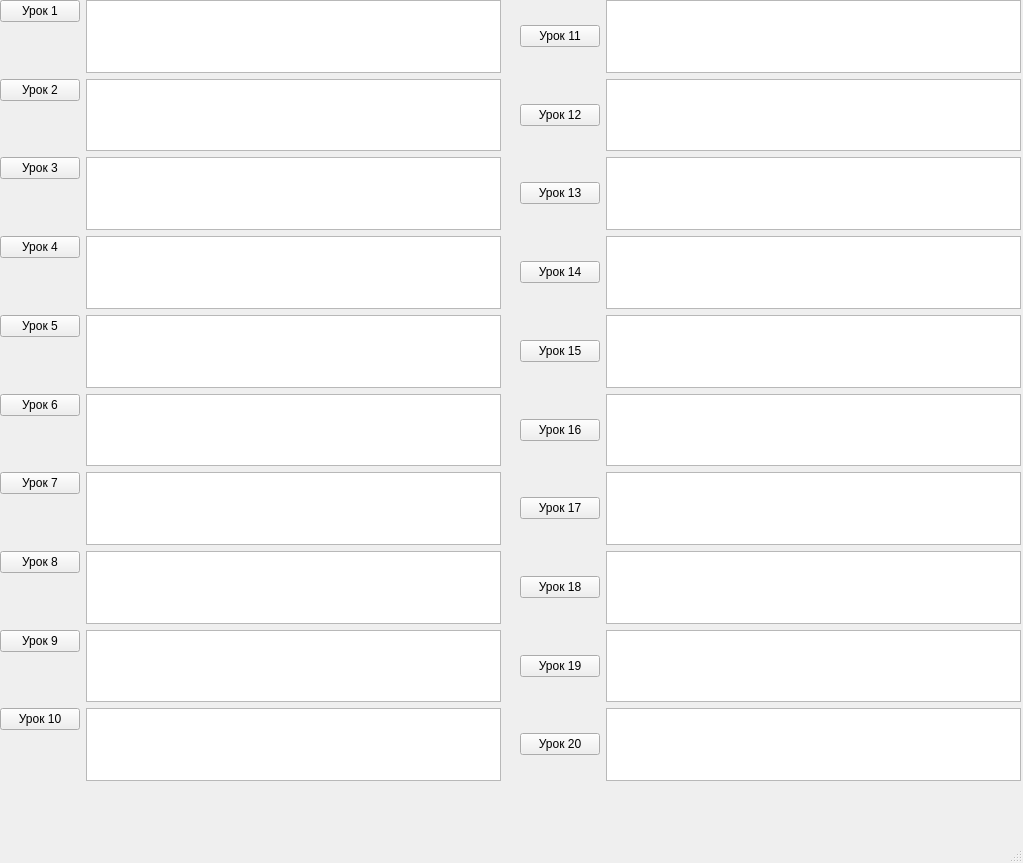
Old version of the form ui/Lessons.ui in the repository saHyok/School_Project.
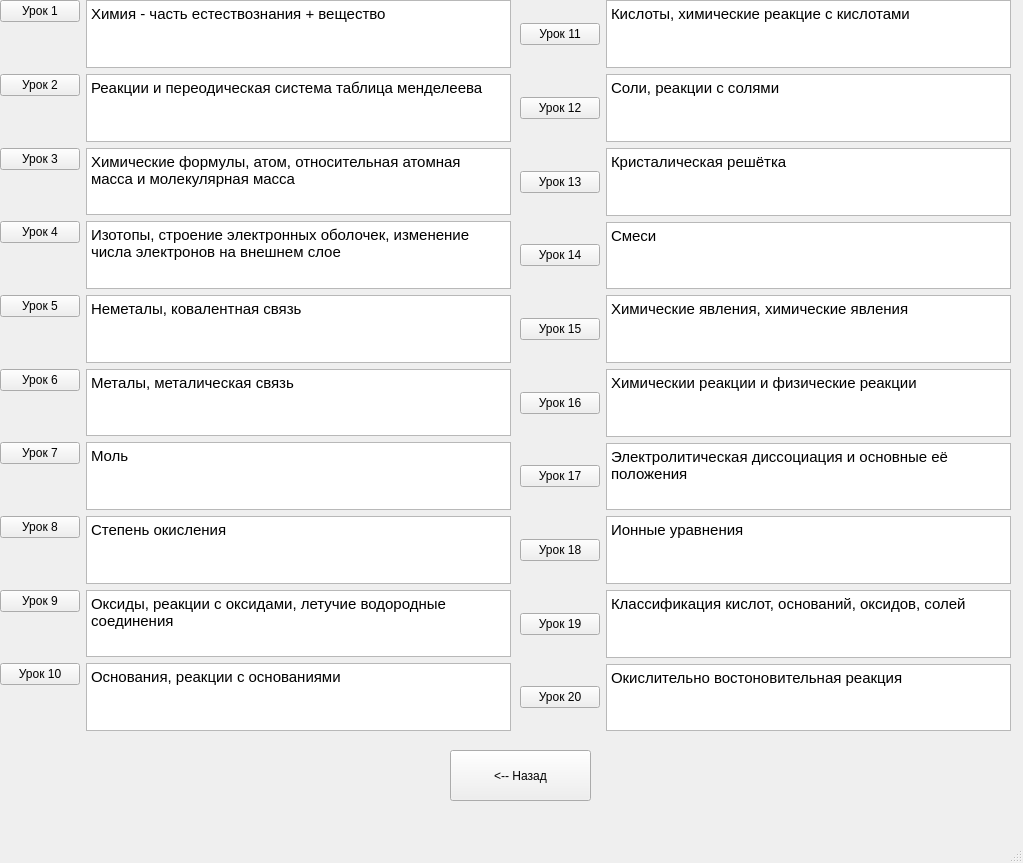
New version of the form.

```diff
--- a/ui/Lessons.ui
+++ b/ui/Lessons.ui
@@ -14,13 +14,13 @@
    <string>MainWindow</string>
   </property>
   <widget class="QWidget" name="centralwidget">
-   <widget class="QWidget" name="">
+   <widget class="QWidget" name="layoutWidget">
     <property name="geometry">
      <rect>
       <x>0</x>
       <y>0</y>
-      <width>501</width>
-      <height>781</height>
+      <width>511</width>
+      <height>731</height>
      </rect>
     </property>
     <layout class="QFormLayout" name="formLayout">
@@ -31,9 +31,6 @@
        </property>
       </widget>
      </item>
-     <item row="0" column="1">
-      <widget class="QTextEdit" name="textEdit_6"/>
-     </item>
      <item row="1" column="0">
       <widget class="QPushButton" name="pushButton_2">
        <property name="text">
@@ -41,9 +38,6 @@
        </property>
       </widget>
      </item>
-     <item row="1" column="1">
-      <widget class="QTextEdit" name="textEdit_2"/>
-     </item>
      <item row="2" column="0">
       <widget class="QPushButton" name="pushButton_3">
        <property name="text">
@@ -51,9 +45,6 @@
        </property>
       </widget>
      </item>
-     <item row="2" column="1">
-      <widget class="QTextEdit" name="textEdit_11"/>
-     </item>
      <item row="3" column="0">
       <widget class="QPushButton" name="pushButton_4">
        <property name="text">
@@ -61,9 +52,6 @@
        </property>
       </widget>
      </item>
-     <item row="3" column="1">
-      <widget class="QTextEdit" name="textEdit"/>
-     </item>
      <item row="4" column="0">
       <widget class="QPushButton" name="pushButton_5">
        <property name="text">
@@ -71,9 +59,6 @@
        </property>
       </widget>
      </item>
-     <item row="4" column="1">
-      <widget class="QTextEdit" name="textEdit_7"/>
-     </item>
      <item row="5" column="0">
       <widget class="QPushButton" name="pushButton_6">
        <property name="text">
@@ -81,9 +66,6 @@
        </property>
       </widget>
      </item>
-     <item row="5" column="1">
-      <widget class="QTextEdit" name="textEdit_10"/>
-     </item>
      <item row="6" column="0">
       <widget class="QPushButton" name="pushButton_7">
        <property name="text">
@@ -91,9 +73,6 @@
        </property>
       </widget>
      </item>
-     <item row="6" column="1">
-      <widget class="QTextEdit" name="textEdit_5"/>
-     </item>
      <item row="7" column="0">
       <widget class="QPushButton" name="pushButton_8">
        <property name="text">
@@ -101,9 +80,6 @@
        </property>
       </widget>
      </item>
-     <item row="7" column="1">
-      <widget class="QTextEdit" name="textEdit_3"/>
-     </item>
      <item row="9" column="0">
       <widget class="QPushButton" name="pushButton_10">
        <property name="text">
@@ -111,9 +87,6 @@
        </property>
       </widget>
      </item>
-     <item row="9" column="1">
-      <widget class="QTextEdit" name="textEdit_4"/>
-     </item>
      <item row="8" column="0">
       <widget class="QPushButton" name="pushButton_9">
        <property name="text">
@@ -121,45 +94,128 @@
        </property>
       </widget>
      </item>
+     <item row="0" column="1">
+      <widget class="QTextBrowser" name="textBrowser_4">
+       <property name="html">
+        <string>&lt;!DOCTYPE HTML PUBLIC &quot;-//W3C//DTD HTML 4.0//EN&quot; &quot;http://www.w3.org/TR/REC-html40/strict.dtd&quot;&gt;
+&lt;html&gt;&lt;head&gt;&lt;meta name=&quot;qrichtext&quot; content=&quot;1&quot; /&gt;&lt;style type=&quot;text/css&quot;&gt;
+p, li { white-space: pre-wrap; }
+&lt;/style&gt;&lt;/head&gt;&lt;body style=&quot; font-family:'MS Shell Dlg 2'; font-size:7.8pt; font-weight:400; font-style:normal;&quot;&gt;
+&lt;p style=&quot; margin-top:0px; margin-bottom:0px; margin-left:0px; margin-right:0px; -qt-block-indent:0; text-indent:0px;&quot;&gt;&lt;span style=&quot; font-size:11pt;&quot;&gt;Химия - часть естествознания + вещество&lt;/span&gt;&lt;/p&gt;&lt;/body&gt;&lt;/html&gt;</string>
+       </property>
+      </widget>
+     </item>
+     <item row="1" column="1">
+      <widget class="QTextBrowser" name="textBrowser_5">
+       <property name="html">
+        <string>&lt;!DOCTYPE HTML PUBLIC &quot;-//W3C//DTD HTML 4.0//EN&quot; &quot;http://www.w3.org/TR/REC-html40/strict.dtd&quot;&gt;
+&lt;html&gt;&lt;head&gt;&lt;meta name=&quot;qrichtext&quot; content=&quot;1&quot; /&gt;&lt;style type=&quot;text/css&quot;&gt;
+p, li { white-space: pre-wrap; }
+&lt;/style&gt;&lt;/head&gt;&lt;body style=&quot; font-family:'MS Shell Dlg 2'; font-size:7.8pt; font-weight:400; font-style:normal;&quot;&gt;
+&lt;p style=&quot; margin-top:0px; margin-bottom:0px; margin-left:0px; margin-right:0px; -qt-block-indent:0; text-indent:0px;&quot;&gt;&lt;span style=&quot; font-size:11pt;&quot;&gt;Реакции и переодическая система таблица менделеева&lt;/span&gt;&lt;/p&gt;&lt;/body&gt;&lt;/html&gt;</string>
+       </property>
+      </widget>
+     </item>
+     <item row="2" column="1">
+      <widget class="QTextBrowser" name="textBrowser_6">
+       <property name="html">
+        <string>&lt;!DOCTYPE HTML PUBLIC &quot;-//W3C//DTD HTML 4.0//EN&quot; &quot;http://www.w3.org/TR/REC-html40/strict.dtd&quot;&gt;
+&lt;html&gt;&lt;head&gt;&lt;meta name=&quot;qrichtext&quot; content=&quot;1&quot; /&gt;&lt;style type=&quot;text/css&quot;&gt;
+p, li { white-space: pre-wrap; }
+&lt;/style&gt;&lt;/head&gt;&lt;body style=&quot; font-family:'MS Shell Dlg 2'; font-size:7.8pt; font-weight:400; font-style:normal;&quot;&gt;
+&lt;p style=&quot; margin-top:0px; margin-bottom:0px; margin-left:0px; margin-right:0px; -qt-block-indent:0; text-indent:0px;&quot;&gt;&lt;span style=&quot; font-size:11pt;&quot;&gt;Химические формулы, атом, относительная атомная масса и молекулярная масса&lt;/span&gt;&lt;/p&gt;&lt;/body&gt;&lt;/html&gt;</string>
+       </property>
+      </widget>
+     </item>
+     <item row="3" column="1">
+      <widget class="QTextBrowser" name="textBrowser_7">
+       <property name="html">
+        <string>&lt;!DOCTYPE HTML PUBLIC &quot;-//W3C//DTD HTML 4.0//EN&quot; &quot;http://www.w3.org/TR/REC-html40/strict.dtd&quot;&gt;
+&lt;html&gt;&lt;head&gt;&lt;meta name=&quot;qrichtext&quot; content=&quot;1&quot; /&gt;&lt;style type=&quot;text/css&quot;&gt;
+p, li { white-space: pre-wrap; }
+&lt;/style&gt;&lt;/head&gt;&lt;body style=&quot; font-family:'MS Shell Dlg 2'; font-size:7.8pt; font-weight:400; font-style:normal;&quot;&gt;
+&lt;p style=&quot; margin-top:0px; margin-bottom:0px; margin-left:0px; margin-right:0px; -qt-block-indent:0; text-indent:0px;&quot;&gt;&lt;span style=&quot; font-size:11pt;&quot;&gt;Изотопы, строение электронных оболочек, изменение числа электронов на внешнем слое&lt;/span&gt;&lt;/p&gt;&lt;/body&gt;&lt;/html&gt;</string>
+       </property>
+      </widget>
+     </item>
+     <item row="4" column="1">
+      <widget class="QTextBrowser" name="textBrowser_8">
+       <property name="html">
+        <string>&lt;!DOCTYPE HTML PUBLIC &quot;-//W3C//DTD HTML 4.0//EN&quot; &quot;http://www.w3.org/TR/REC-html40/strict.dtd&quot;&gt;
+&lt;html&gt;&lt;head&gt;&lt;meta name=&quot;qrichtext&quot; content=&quot;1&quot; /&gt;&lt;style type=&quot;text/css&quot;&gt;
+p, li { white-space: pre-wrap; }
+&lt;/style&gt;&lt;/head&gt;&lt;body style=&quot; font-family:'MS Shell Dlg 2'; font-size:7.8pt; font-weight:400; font-style:normal;&quot;&gt;
+&lt;p style=&quot; margin-top:0px; margin-bottom:0px; margin-left:0px; margin-right:0px; -qt-block-indent:0; text-indent:0px;&quot;&gt;&lt;span style=&quot; font-size:11pt;&quot;&gt;Неметалы, ковалентная связь&lt;/span&gt;&lt;/p&gt;&lt;/body&gt;&lt;/html&gt;</string>
+       </property>
+      </widget>
+     </item>
+     <item row="5" column="1">
+      <widget class="QTextBrowser" name="textBrowser_9">
+       <property name="html">
+        <string>&lt;!DOCTYPE HTML PUBLIC &quot;-//W3C//DTD HTML 4.0//EN&quot; &quot;http://www.w3.org/TR/REC-html40/strict.dtd&quot;&gt;
+&lt;html&gt;&lt;head&gt;&lt;meta name=&quot;qrichtext&quot; content=&quot;1&quot; /&gt;&lt;style type=&quot;text/css&quot;&gt;
+p, li { white-space: pre-wrap; }
+&lt;/style&gt;&lt;/head&gt;&lt;body style=&quot; font-family:'MS Shell Dlg 2'; font-size:7.8pt; font-weight:400; font-style:normal;&quot;&gt;
+&lt;p style=&quot; margin-top:0px; margin-bottom:0px; margin-left:0px; margin-right:0px; -qt-block-indent:0; text-indent:0px;&quot;&gt;&lt;span style=&quot; font-size:11pt;&quot;&gt;Металы, металическая связь&lt;/span&gt;&lt;/p&gt;&lt;/body&gt;&lt;/html&gt;</string>
+       </property>
+      </widget>
+     </item>
+     <item row="6" column="1">
+      <widget class="QTextBrowser" name="textBrowser_10">
+       <property name="html">
+        <string>&lt;!DOCTYPE HTML PUBLIC &quot;-//W3C//DTD HTML 4.0//EN&quot; &quot;http://www.w3.org/TR/REC-html40/strict.dtd&quot;&gt;
+&lt;html&gt;&lt;head&gt;&lt;meta name=&quot;qrichtext&quot; content=&quot;1&quot; /&gt;&lt;style type=&quot;text/css&quot;&gt;
+p, li { white-space: pre-wrap; }
+&lt;/style&gt;&lt;/head&gt;&lt;body style=&quot; font-family:'MS Shell Dlg 2'; font-size:7.8pt; font-weight:400; font-style:normal;&quot;&gt;
+&lt;p style=&quot; margin-top:0px; margin-bottom:0px; margin-left:0px; margin-right:0px; -qt-block-indent:0; text-indent:0px;&quot;&gt;&lt;span style=&quot; font-size:11pt;&quot;&gt;Моль&lt;/span&gt;&lt;/p&gt;&lt;/body&gt;&lt;/html&gt;</string>
+       </property>
+      </widget>
+     </item>
+     <item row="7" column="1">
+      <widget class="QTextBrowser" name="textBrowser_11">
+       <property name="html">
+        <string>&lt;!DOCTYPE HTML PUBLIC &quot;-//W3C//DTD HTML 4.0//EN&quot; &quot;http://www.w3.org/TR/REC-html40/strict.dtd&quot;&gt;
+&lt;html&gt;&lt;head&gt;&lt;meta name=&quot;qrichtext&quot; content=&quot;1&quot; /&gt;&lt;style type=&quot;text/css&quot;&gt;
+p, li { white-space: pre-wrap; }
+&lt;/style&gt;&lt;/head&gt;&lt;body style=&quot; font-family:'MS Shell Dlg 2'; font-size:7.8pt; font-weight:400; font-style:normal;&quot;&gt;
+&lt;p style=&quot; margin-top:0px; margin-bottom:0px; margin-left:0px; margin-right:0px; -qt-block-indent:0; text-indent:0px;&quot;&gt;&lt;span style=&quot; font-size:11pt;&quot;&gt;Степень окисления&lt;/span&gt;&lt;/p&gt;&lt;/body&gt;&lt;/html&gt;</string>
+       </property>
+      </widget>
+     </item>
      <item row="8" column="1">
-      <widget class="QTextBrowser" name="textBrowser"/>
+      <widget class="QTextBrowser" name="textBrowser">
+       <property name="html">
+        <string>&lt;!DOCTYPE HTML PUBLIC &quot;-//W3C//DTD HTML 4.0//EN&quot; &quot;http://www.w3.org/TR/REC-html40/strict.dtd&quot;&gt;
+&lt;html&gt;&lt;head&gt;&lt;meta name=&quot;qrichtext&quot; content=&quot;1&quot; /&gt;&lt;style type=&quot;text/css&quot;&gt;
+p, li { white-space: pre-wrap; }
+&lt;/style&gt;&lt;/head&gt;&lt;body style=&quot; font-family:'MS Shell Dlg 2'; font-size:7.8pt; font-weight:400; font-style:normal;&quot;&gt;
+&lt;p style=&quot; margin-top:0px; margin-bottom:0px; margin-left:0px; margin-right:0px; -qt-block-indent:0; text-indent:0px;&quot;&gt;&lt;span style=&quot; font-size:11pt;&quot;&gt;Оксиды, реакции с оксидами, летучие водородные соединения&lt;/span&gt;&lt;/p&gt;&lt;/body&gt;&lt;/html&gt;</string>
+       </property>
+      </widget>
+     </item>
+     <item row="9" column="1">
+      <widget class="QTextBrowser" name="textBrowser_12">
+       <property name="html">
+        <string>&lt;!DOCTYPE HTML PUBLIC &quot;-//W3C//DTD HTML 4.0//EN&quot; &quot;http://www.w3.org/TR/REC-html40/strict.dtd&quot;&gt;
+&lt;html&gt;&lt;head&gt;&lt;meta name=&quot;qrichtext&quot; content=&quot;1&quot; /&gt;&lt;style type=&quot;text/css&quot;&gt;
+p, li { white-space: pre-wrap; }
+&lt;/style&gt;&lt;/head&gt;&lt;body style=&quot; font-family:'MS Shell Dlg 2'; font-size:7.8pt; font-weight:400; font-style:normal;&quot;&gt;
+&lt;p style=&quot; margin-top:0px; margin-bottom:0px; margin-left:0px; margin-right:0px; -qt-block-indent:0; text-indent:0px;&quot;&gt;&lt;span style=&quot; font-size:11pt;&quot;&gt;Основания, реакции с основаниями&lt;/span&gt;&lt;/p&gt;&lt;/body&gt;&lt;/html&gt;</string>
+       </property>
+      </widget>
      </item>
     </layout>
    </widget>
-   <widget class="QWidget" name="">
+   <widget class="QWidget" name="layoutWidget">
     <property name="geometry">
      <rect>
       <x>520</x>
       <y>0</y>
-      <width>501</width>
-      <height>781</height>
+      <width>491</width>
+      <height>731</height>
      </rect>
     </property>
     <layout class="QGridLayout" name="gridLayout">
-     <item row="4" column="1">
-      <widget class="QTextEdit" name="textEdit_16"/>
-     </item>
-     <item row="0" column="1">
-      <widget class="QTextEdit" name="textEdit_15"/>
-     </item>
-     <item row="2" column="1">
-      <widget class="QTextEdit" name="textEdit_8"/>
-     </item>
-     <item row="3" column="1">
-      <widget class="QTextEdit" name="textEdit_12"/>
-     </item>
-     <item row="1" column="1">
-      <widget class="QTextEdit" name="textEdit_9"/>
-     </item>
-     <item row="5" column="1">
-      <widget class="QTextEdit" name="textEdit_14"/>
-     </item>
-     <item row="6" column="1">
-      <widget class="QTextEdit" name="textEdit_13"/>
-     </item>
-     <item row="7" column="1">
-      <widget class="QTextEdit" name="textEdit_17"/>
-     </item>
      <item row="8" column="0">
       <widget class="QPushButton" name="pushButton_19">
        <property name="text">
@@ -230,14 +286,131 @@
        </property>
       </widget>
      </item>
+     <item row="0" column="1">
+      <widget class="QTextBrowser" name="textBrowser_13">
+       <property name="html">
+        <string>&lt;!DOCTYPE HTML PUBLIC &quot;-//W3C//DTD HTML 4.0//EN&quot; &quot;http://www.w3.org/TR/REC-html40/strict.dtd&quot;&gt;
+&lt;html&gt;&lt;head&gt;&lt;meta name=&quot;qrichtext&quot; content=&quot;1&quot; /&gt;&lt;style type=&quot;text/css&quot;&gt;
+p, li { white-space: pre-wrap; }
+&lt;/style&gt;&lt;/head&gt;&lt;body style=&quot; font-family:'MS Shell Dlg 2'; font-size:7.8pt; font-weight:400; font-style:normal;&quot;&gt;
+&lt;p style=&quot; margin-top:0px; margin-bottom:0px; margin-left:0px; margin-right:0px; -qt-block-indent:0; text-indent:0px;&quot;&gt;&lt;span style=&quot; font-size:11pt;&quot;&gt;Кислоты, химические реакцие с кислотами&lt;/span&gt;&lt;/p&gt;&lt;/body&gt;&lt;/html&gt;</string>
+       </property>
+      </widget>
+     </item>
+     <item row="1" column="1">
+      <widget class="QTextBrowser" name="textBrowser_14">
+       <property name="html">
+        <string>&lt;!DOCTYPE HTML PUBLIC &quot;-//W3C//DTD HTML 4.0//EN&quot; &quot;http://www.w3.org/TR/REC-html40/strict.dtd&quot;&gt;
+&lt;html&gt;&lt;head&gt;&lt;meta name=&quot;qrichtext&quot; content=&quot;1&quot; /&gt;&lt;style type=&quot;text/css&quot;&gt;
+p, li { white-space: pre-wrap; }
+&lt;/style&gt;&lt;/head&gt;&lt;body style=&quot; font-family:'MS Shell Dlg 2'; font-size:7.8pt; font-weight:400; font-style:normal;&quot;&gt;
+&lt;p style=&quot; margin-top:0px; margin-bottom:0px; margin-left:0px; margin-right:0px; -qt-block-indent:0; text-indent:0px;&quot;&gt;&lt;span style=&quot; font-size:11pt;&quot;&gt;Соли, реакции с солями&lt;/span&gt;&lt;/p&gt;&lt;/body&gt;&lt;/html&gt;</string>
+       </property>
+      </widget>
+     </item>
+     <item row="2" column="1">
+      <widget class="QTextBrowser" name="textBrowser_15">
+       <property name="html">
+        <string>&lt;!DOCTYPE HTML PUBLIC &quot;-//W3C//DTD HTML 4.0//EN&quot; &quot;http://www.w3.org/TR/REC-html40/strict.dtd&quot;&gt;
+&lt;html&gt;&lt;head&gt;&lt;meta name=&quot;qrichtext&quot; content=&quot;1&quot; /&gt;&lt;style type=&quot;text/css&quot;&gt;
+p, li { white-space: pre-wrap; }
+&lt;/style&gt;&lt;/head&gt;&lt;body style=&quot; font-family:'MS Shell Dlg 2'; font-size:7.8pt; font-weight:400; font-style:normal;&quot;&gt;
+&lt;p style=&quot; margin-top:0px; margin-bottom:0px; margin-left:0px; margin-right:0px; -qt-block-indent:0; text-indent:0px;&quot;&gt;&lt;span style=&quot; font-size:11pt;&quot;&gt;Кристалическая решётка&lt;/span&gt;&lt;/p&gt;&lt;/body&gt;&lt;/html&gt;</string>
+       </property>
+      </widget>
+     </item>
+     <item row="3" column="1">
+      <widget class="QTextBrowser" name="textBrowser_16">
+       <property name="html">
+        <string>&lt;!DOCTYPE HTML PUBLIC &quot;-//W3C//DTD HTML 4.0//EN&quot; &quot;http://www.w3.org/TR/REC-html40/strict.dtd&quot;&gt;
+&lt;html&gt;&lt;head&gt;&lt;meta name=&quot;qrichtext&quot; content=&quot;1&quot; /&gt;&lt;style type=&quot;text/css&quot;&gt;
+p, li { white-space: pre-wrap; }
+&lt;/style&gt;&lt;/head&gt;&lt;body style=&quot; font-family:'MS Shell Dlg 2'; font-size:7.8pt; font-weight:400; font-style:normal;&quot;&gt;
+&lt;p style=&quot; margin-top:0px; margin-bottom:0px; margin-left:0px; margin-right:0px; -qt-block-indent:0; text-indent:0px;&quot;&gt;&lt;span style=&quot; font-size:11pt;&quot;&gt;Смеси&lt;/span&gt;&lt;/p&gt;&lt;/body&gt;&lt;/html&gt;</string>
+       </property>
+      </widget>
+     </item>
+     <item row="4" column="1">
+      <widget class="QTextBrowser" name="textBrowser_17">
+       <property name="html">
+        <string>&lt;!DOCTYPE HTML PUBLIC &quot;-//W3C//DTD HTML 4.0//EN&quot; &quot;http://www.w3.org/TR/REC-html40/strict.dtd&quot;&gt;
+&lt;html&gt;&lt;head&gt;&lt;meta name=&quot;qrichtext&quot; content=&quot;1&quot; /&gt;&lt;style type=&quot;text/css&quot;&gt;
+p, li { white-space: pre-wrap; }
+&lt;/style&gt;&lt;/head&gt;&lt;body style=&quot; font-family:'MS Shell Dlg 2'; font-size:7.8pt; font-weight:400; font-style:normal;&quot;&gt;
+&lt;p style=&quot; margin-top:0px; margin-bottom:0px; margin-left:0px; margin-right:0px; -qt-block-indent:0; text-indent:0px;&quot;&gt;&lt;span style=&quot; font-size:11pt;&quot;&gt;Химические явления, химические явления&lt;/span&gt;&lt;/p&gt;&lt;/body&gt;&lt;/html&gt;</string>
+       </property>
+      </widget>
+     </item>
+     <item row="5" column="1">
+      <widget class="QTextBrowser" name="textBrowser_18">
+       <property name="html">
+        <string>&lt;!DOCTYPE HTML PUBLIC &quot;-//W3C//DTD HTML 4.0//EN&quot; &quot;http://www.w3.org/TR/REC-html40/strict.dtd&quot;&gt;
+&lt;html&gt;&lt;head&gt;&lt;meta name=&quot;qrichtext&quot; content=&quot;1&quot; /&gt;&lt;style type=&quot;text/css&quot;&gt;
+p, li { white-space: pre-wrap; }
+&lt;/style&gt;&lt;/head&gt;&lt;body style=&quot; font-family:'MS Shell Dlg 2'; font-size:7.8pt; font-weight:400; font-style:normal;&quot;&gt;
+&lt;p style=&quot; margin-top:0px; margin-bottom:0px; margin-left:0px; margin-right:0px; -qt-block-indent:0; text-indent:0px;&quot;&gt;&lt;span style=&quot; font-size:11pt;&quot;&gt;Химическии реакции и физические реакции&lt;/span&gt;&lt;/p&gt;&lt;/body&gt;&lt;/html&gt;</string>
+       </property>
+      </widget>
+     </item>
+     <item row="6" column="1">
+      <widget class="QTextBrowser" name="textBrowser_19">
+       <property name="html">
+        <string>&lt;!DOCTYPE HTML PUBLIC &quot;-//W3C//DTD HTML 4.0//EN&quot; &quot;http://www.w3.org/TR/REC-html40/strict.dtd&quot;&gt;
+&lt;html&gt;&lt;head&gt;&lt;meta name=&quot;qrichtext&quot; content=&quot;1&quot; /&gt;&lt;style type=&quot;text/css&quot;&gt;
+p, li { white-space: pre-wrap; }
+&lt;/style&gt;&lt;/head&gt;&lt;body style=&quot; font-family:'MS Shell Dlg 2'; font-size:7.8pt; font-weight:400; font-style:normal;&quot;&gt;
+&lt;p style=&quot; margin-top:0px; margin-bottom:0px; margin-left:0px; margin-right:0px; -qt-block-indent:0; text-indent:0px;&quot;&gt;&lt;span style=&quot; font-size:11pt;&quot;&gt;Электролитическая диссоциация и основные её положения&lt;/span&gt;&lt;/p&gt;&lt;/body&gt;&lt;/html&gt;</string>
+       </property>
+      </widget>
+     </item>
+     <item row="7" column="1">
+      <widget class="QTextBrowser" name="textBrowser_20">
+       <property name="html">
+        <string>&lt;!DOCTYPE HTML PUBLIC &quot;-//W3C//DTD HTML 4.0//EN&quot; &quot;http://www.w3.org/TR/REC-html40/strict.dtd&quot;&gt;
+&lt;html&gt;&lt;head&gt;&lt;meta name=&quot;qrichtext&quot; content=&quot;1&quot; /&gt;&lt;style type=&quot;text/css&quot;&gt;
+p, li { white-space: pre-wrap; }
+&lt;/style&gt;&lt;/head&gt;&lt;body style=&quot; font-family:'MS Shell Dlg 2'; font-size:7.8pt; font-weight:400; font-style:normal;&quot;&gt;
+&lt;p style=&quot; margin-top:0px; margin-bottom:0px; margin-left:0px; margin-right:0px; -qt-block-indent:0; text-indent:0px;&quot;&gt;&lt;span style=&quot; font-size:11pt;&quot;&gt;Ионные уравнения&lt;/span&gt;&lt;/p&gt;&lt;/body&gt;&lt;/html&gt;</string>
+       </property>
+      </widget>
+     </item>
      <item row="8" column="1">
-      <widget class="QTextBrowser" name="textBrowser_2"/>
+      <widget class="QTextBrowser" name="textBrowser_2">
+       <property name="html">
+        <string>&lt;!DOCTYPE HTML PUBLIC &quot;-//W3C//DTD HTML 4.0//EN&quot; &quot;http://www.w3.org/TR/REC-html40/strict.dtd&quot;&gt;
+&lt;html&gt;&lt;head&gt;&lt;meta name=&quot;qrichtext&quot; content=&quot;1&quot; /&gt;&lt;style type=&quot;text/css&quot;&gt;
+p, li { white-space: pre-wrap; }
+&lt;/style&gt;&lt;/head&gt;&lt;body style=&quot; font-family:'MS Shell Dlg 2'; font-size:7.8pt; font-weight:400; font-style:normal;&quot;&gt;
+&lt;p style=&quot; margin-top:0px; margin-bottom:0px; margin-left:0px; margin-right:0px; -qt-block-indent:0; text-indent:0px;&quot;&gt;&lt;span style=&quot; font-size:11pt;&quot;&gt;Классификация кислот, оснований, оксидов, солей&lt;/span&gt;&lt;/p&gt;&lt;/body&gt;&lt;/html&gt;</string>
+       </property>
+      </widget>
      </item>
      <item row="9" column="1">
-      <widget class="QTextBrowser" name="textBrowser_3"/>
+      <widget class="QTextBrowser" name="textBrowser_3">
+       <property name="html">
+        <string>&lt;!DOCTYPE HTML PUBLIC &quot;-//W3C//DTD HTML 4.0//EN&quot; &quot;http://www.w3.org/TR/REC-html40/strict.dtd&quot;&gt;
+&lt;html&gt;&lt;head&gt;&lt;meta name=&quot;qrichtext&quot; content=&quot;1&quot; /&gt;&lt;style type=&quot;text/css&quot;&gt;
+p, li { white-space: pre-wrap; }
+&lt;/style&gt;&lt;/head&gt;&lt;body style=&quot; font-family:'MS Shell Dlg 2'; font-size:7.8pt; font-weight:400; font-style:normal;&quot;&gt;
+&lt;p style=&quot; margin-top:0px; margin-bottom:0px; margin-left:0px; margin-right:0px; -qt-block-indent:0; text-indent:0px;&quot;&gt;&lt;span style=&quot; font-size:11pt;&quot;&gt;Окислительно востоновительная реакция&lt;/span&gt;&lt;/p&gt;&lt;/body&gt;&lt;/html&gt;</string>
+       </property>
+      </widget>
      </item>
     </layout>
    </widget>
+   <widget class="QPushButton" name="pushButton_back">
+    <property name="geometry">
+     <rect>
+      <x>450</x>
+      <y>750</y>
+      <width>141</width>
+      <height>51</height>
+     </rect>
+    </property>
+    <property name="text">
+     <string>&lt;-- Назад</string>
+    </property>
+   </widget>
   </widget>
   <widget class="QMenuBar" name="menubar">
    <property name="geometry">
```
